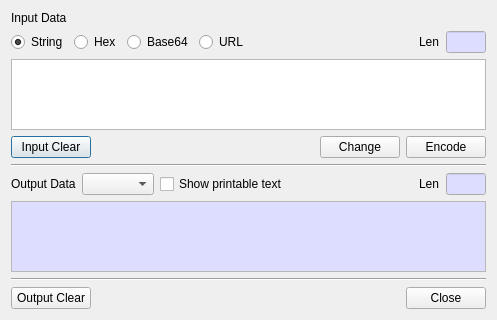
The window that BerEditor/data_encoder_dlg.ui (jykim74/BerEditor) describes before a commit, drawn with Qt 5.
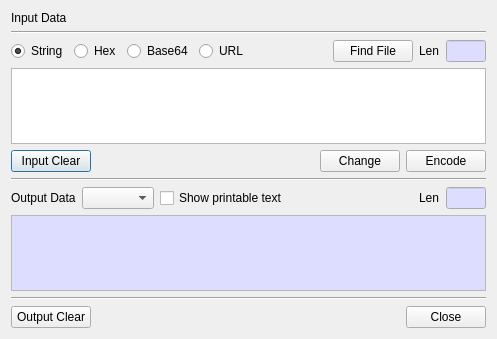
The same window after the commit.

```diff
--- a/BerEditor/data_encoder_dlg.ui
+++ b/BerEditor/data_encoder_dlg.ui
@@ -7,14 +7,14 @@
     <x>0</x>
     <y>0</y>
     <width>497</width>
-    <height>320</height>
+    <height>339</height>
    </rect>
   </property>
   <property name="windowTitle">
    <string>Data encoder</string>
   </property>
   <layout class="QGridLayout" name="gridLayout">
-   <item row="3" column="0">
+   <item row="4" column="0">
     <layout class="QHBoxLayout" name="horizontalLayout">
      <property name="topMargin">
       <number>0</number>
@@ -56,16 +56,181 @@
     </layout>
    </item>
    <item row="2" column="0">
-    <widget class="QPlainTextEdit" name="mInputText"/>
+    <layout class="QGridLayout" name="gridLayout_4">
+     <property name="topMargin">
+      <number>0</number>
+     </property>
+     <item row="0" column="4">
+      <spacer name="horizontalSpacer">
+       <property name="orientation">
+        <enum>Qt::Horizontal</enum>
+       </property>
+       <property name="sizeHint" stdset="0">
+        <size>
+         <width>40</width>
+         <height>20</height>
+        </size>
+       </property>
+      </spacer>
+     </item>
+     <item row="0" column="2">
+      <widget class="QRadioButton" name="mInputTypeBase64Btn">
+       <property name="text">
+        <string>Base64</string>
+       </property>
+      </widget>
+     </item>
+     <item row="0" column="1">
+      <widget class="QRadioButton" name="mInputTypeHexBtn">
+       <property name="text">
+        <string>Hex</string>
+       </property>
+      </widget>
+     </item>
+     <item row="0" column="7">
+      <widget class="QLineEdit" name="mInputLenText">
+       <property name="minimumSize">
+        <size>
+         <width>40</width>
+         <height>0</height>
+        </size>
+       </property>
+       <property name="maximumSize">
+        <size>
+         <width>40</width>
+         <height>16777215</height>
+        </size>
+       </property>
+       <property name="palette">
+        <palette>
+         <active>
+          <colorrole role="Base">
+           <brush brushstyle="SolidPattern">
+            <color alpha="255">
+             <red>221</red>
+             <green>221</green>
+             <blue>255</blue>
+            </color>
+           </brush>
+          </colorrole>
+         </active>
+         <inactive>
+          <colorrole role="Base">
+           <brush brushstyle="SolidPattern">
+            <color alpha="255">
+             <red>221</red>
+             <green>221</green>
+             <blue>255</blue>
+            </color>
+           </brush>
+          </colorrole>
+         </inactive>
+         <disabled>
+          <colorrole role="Base">
+           <brush brushstyle="SolidPattern">
+            <color alpha="255">
+             <red>240</red>
+             <green>240</green>
+             <blue>240</blue>
+            </color>
+           </brush>
+          </colorrole>
+         </disabled>
+        </palette>
+       </property>
+       <property name="readOnly">
+        <bool>true</bool>
+       </property>
+      </widget>
+     </item>
+     <item row="0" column="0">
+      <widget class="QRadioButton" name="mInputTypeStringBtn">
+       <property name="text">
+        <string>String</string>
+       </property>
+       <property name="checked">
+        <bool>true</bool>
+       </property>
+      </widget>
+     </item>
+     <item row="0" column="3">
+      <widget class="QRadioButton" name="mInputTypeURL">
+       <property name="text">
+        <string>URL</string>
+       </property>
+      </widget>
+     </item>
+     <item row="0" column="6">
+      <widget class="QLabel" name="label_3">
+       <property name="text">
+        <string>Len</string>
+       </property>
+      </widget>
+     </item>
+     <item row="0" column="5">
+      <widget class="QPushButton" name="mFindFileBtn">
+       <property name="text">
+        <string>Find File</string>
+       </property>
+      </widget>
+     </item>
+    </layout>
    </item>
    <item row="7" column="0">
-    <widget class="Line" name="line">
+    <widget class="QPlainTextEdit" name="mOutputText">
+     <property name="palette">
+      <palette>
+       <active>
+        <colorrole role="Base">
+         <brush brushstyle="SolidPattern">
+          <color alpha="255">
+           <red>221</red>
+           <green>221</green>
+           <blue>255</blue>
+          </color>
+         </brush>
+        </colorrole>
+       </active>
+       <inactive>
+        <colorrole role="Base">
+         <brush brushstyle="SolidPattern">
+          <color alpha="255">
+           <red>221</red>
+           <green>221</green>
+           <blue>255</blue>
+          </color>
+         </brush>
+        </colorrole>
+       </inactive>
+       <disabled>
+        <colorrole role="Base">
+         <brush brushstyle="SolidPattern">
+          <color alpha="255">
+           <red>240</red>
+           <green>240</green>
+           <blue>240</blue>
+          </color>
+         </brush>
+        </colorrole>
+       </disabled>
+      </palette>
+     </property>
+     <property name="readOnly">
+      <bool>true</bool>
+     </property>
+    </widget>
+   </item>
+   <item row="3" column="0">
+    <widget class="QPlainTextEdit" name="mInputText"/>
+   </item>
+   <item row="5" column="0">
+    <widget class="Line" name="line_2">
      <property name="orientation">
       <enum>Qt::Horizontal</enum>
      </property>
     </widget>
    </item>
-   <item row="8" column="0">
+   <item row="9" column="0">
     <layout class="QGridLayout" name="gridLayout_2">
      <property name="topMargin">
       <number>0</number>
@@ -99,7 +264,7 @@
      </item>
     </layout>
    </item>
-   <item row="5" column="0">
+   <item row="6" column="0">
     <layout class="QGridLayout" name="gridLayout_3">
      <property name="topMargin">
       <number>0</number>
@@ -199,6 +364,13 @@
      </item>
     </layout>
    </item>
+   <item row="8" column="0">
+    <widget class="Line" name="line">
+     <property name="orientation">
+      <enum>Qt::Horizontal</enum>
+     </property>
+    </widget>
+   </item>
    <item row="0" column="0">
     <widget class="QLabel" name="label">
      <property name="text">
@@ -206,166 +378,8 @@
      </property>
     </widget>
    </item>
-   <item row="6" column="0">
-    <widget class="QPlainTextEdit" name="mOutputText">
-     <property name="palette">
-      <palette>
-       <active>
-        <colorrole role="Base">
-         <brush brushstyle="SolidPattern">
-          <color alpha="255">
-           <red>221</red>
-           <green>221</green>
-           <blue>255</blue>
-          </color>
-         </brush>
-        </colorrole>
-       </active>
-       <inactive>
-        <colorrole role="Base">
-         <brush brushstyle="SolidPattern">
-          <color alpha="255">
-           <red>221</red>
-           <green>221</green>
-           <blue>255</blue>
-          </color>
-         </brush>
-        </colorrole>
-       </inactive>
-       <disabled>
-        <colorrole role="Base">
-         <brush brushstyle="SolidPattern">
-          <color alpha="255">
-           <red>240</red>
-           <green>240</green>
-           <blue>240</blue>
-          </color>
-         </brush>
-        </colorrole>
-       </disabled>
-      </palette>
-     </property>
-     <property name="readOnly">
-      <bool>true</bool>
-     </property>
-    </widget>
-   </item>
    <item row="1" column="0">
-    <layout class="QGridLayout" name="gridLayout_4">
-     <property name="topMargin">
-      <number>0</number>
-     </property>
-     <item row="0" column="2">
-      <widget class="QRadioButton" name="mInputTypeBase64Btn">
-       <property name="text">
-        <string>Base64</string>
-       </property>
-      </widget>
-     </item>
-     <item row="0" column="1">
-      <widget class="QRadioButton" name="mInputTypeHexBtn">
-       <property name="text">
-        <string>Hex</string>
-       </property>
-      </widget>
-     </item>
-     <item row="0" column="6">
-      <widget class="QLineEdit" name="mInputLenText">
-       <property name="minimumSize">
-        <size>
-         <width>40</width>
-         <height>0</height>
-        </size>
-       </property>
-       <property name="maximumSize">
-        <size>
-         <width>40</width>
-         <height>16777215</height>
-        </size>
-       </property>
-       <property name="palette">
-        <palette>
-         <active>
-          <colorrole role="Base">
-           <brush brushstyle="SolidPattern">
-            <color alpha="255">
-             <red>221</red>
-             <green>221</green>
-             <blue>255</blue>
-            </color>
-           </brush>
-          </colorrole>
-         </active>
-         <inactive>
-          <colorrole role="Base">
-           <brush brushstyle="SolidPattern">
-            <color alpha="255">
-             <red>221</red>
-             <green>221</green>
-             <blue>255</blue>
-            </color>
-           </brush>
-          </colorrole>
-         </inactive>
-         <disabled>
-          <colorrole role="Base">
-           <brush brushstyle="SolidPattern">
-            <color alpha="255">
-             <red>240</red>
-             <green>240</green>
-             <blue>240</blue>
-            </color>
-           </brush>
-          </colorrole>
-         </disabled>
-        </palette>
-       </property>
-       <property name="readOnly">
-        <bool>true</bool>
-       </property>
-      </widget>
-     </item>
-     <item row="0" column="4">
-      <spacer name="horizontalSpacer">
-       <property name="orientation">
-        <enum>Qt::Horizontal</enum>
-       </property>
-       <property name="sizeHint" stdset="0">
-        <size>
-         <width>40</width>
-         <height>20</height>
-        </size>
-       </property>
-      </spacer>
-     </item>
-     <item row="0" column="3">
-      <widget class="QRadioButton" name="mInputTypeURL">
-       <property name="text">
-        <string>URL</string>
-       </property>
-      </widget>
-     </item>
-     <item row="0" column="0">
-      <widget class="QRadioButton" name="mInputTypeStringBtn">
-       <property name="text">
-        <string>String</string>
-       </property>
-       <property name="checked">
-        <bool>true</bool>
-       </property>
-      </widget>
-     </item>
-     <item row="0" column="5">
-      <widget class="QLabel" name="label_3">
-       <property name="text">
-        <string>Len</string>
-       </property>
-      </widget>
-     </item>
-    </layout>
-   </item>
-   <item row="4" column="0">
-    <widget class="Line" name="line_2">
+    <widget class="Line" name="line_3">
      <property name="orientation">
       <enum>Qt::Horizontal</enum>
      </property>
```
